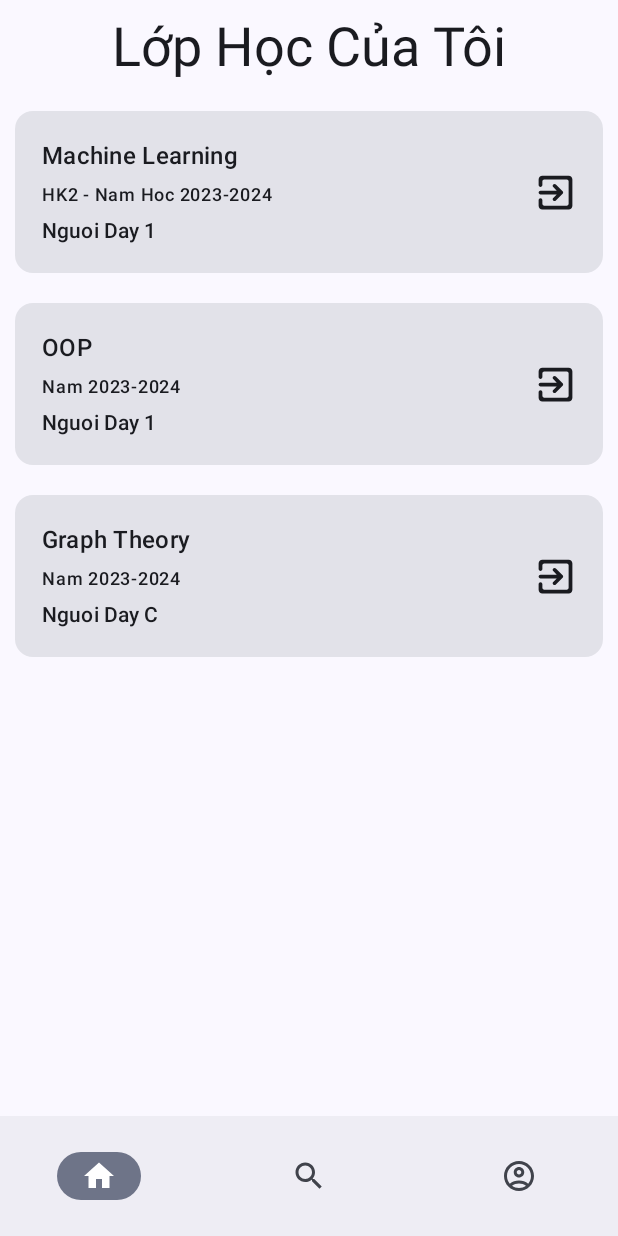
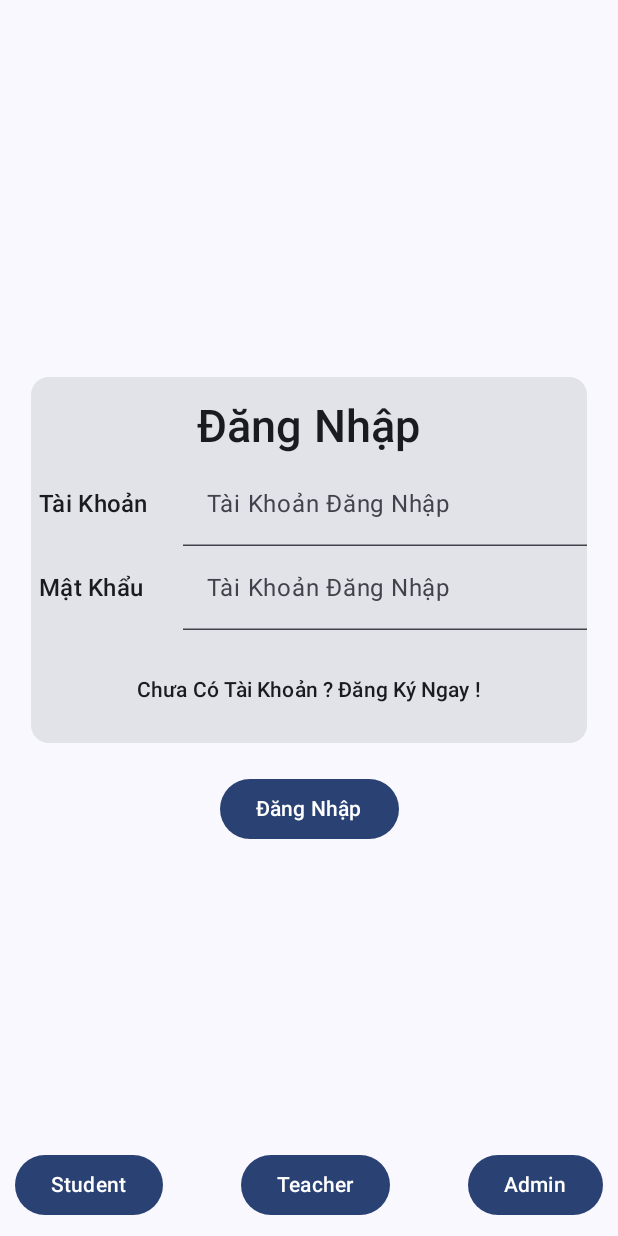
Before and after one commit to anhtan2223/FishLearning---Mobile-App, an Android app built with Jetpack Compose: the screen it shows after launch (MainActivity), on a phone screen of 412 x 824 dp. Run offline under Robolectric (Android 15) with nearby library versions, the phone set to English and light mode, and no system bars.

Commit message:
Fix FontSize and improve alitle UX

```diff
--- a/Fish/app/src/main/java/com/example/fish/MainActivity.kt
+++ b/Fish/app/src/main/java/com/example/fish/MainActivity.kt
@@ -1,13 +1,40 @@
 package com.example.fish
 
 import android.os.Bundle
+import android.widget.Space
 import androidx.activity.ComponentActivity
 import androidx.activity.compose.setContent
+import androidx.compose.foundation.clickable
+import androidx.compose.foundation.layout.Arrangement
+import androidx.compose.foundation.layout.Column
+import androidx.compose.foundation.layout.Row
+import androidx.compose.foundation.layout.Spacer
 import androidx.compose.foundation.layout.fillMaxSize
+import androidx.compose.foundation.layout.fillMaxWidth
+import androidx.compose.foundation.layout.padding
+import androidx.compose.material3.Card
 import androidx.compose.material3.MaterialTheme
 import androidx.compose.material3.Surface
+import androidx.compose.material3.Text
+import androidx.compose.runtime.Composable
+import androidx.compose.ui.Alignment
 import androidx.compose.ui.Modifier
+import androidx.compose.ui.autofill.AutofillType
+import androidx.compose.ui.text.input.VisualTransformation
+import androidx.compose.ui.unit.dp
+import androidx.compose.ui.unit.sp
+import androidx.navigation.NavController
+import androidx.navigation.NavHostController
+import androidx.navigation.compose.NavHost
+import androidx.navigation.compose.composable
+import androidx.navigation.compose.rememberNavController
+import com.example.fish.Admin.AdminView
+import com.example.fish.Model.goTo
+import com.example.fish.Student.ButtonNav
+import com.example.fish.Student.OneLineChange
 import com.example.fish.Student.StudentView
+import com.example.fish.Teacher.TeacherView
+import com.example.fish.ui.theme.DisplayUI
 import com.example.fish.ui.theme.FishTheme
 
 class MainActivity : ComponentActivity() {
@@ -20,15 +47,119 @@ class MainActivity : ComponentActivity() {
                     modifier = Modifier.fillMaxSize(),
                     color = MaterialTheme.colorScheme.background
                 ) {
-                    StudentView()
+                    val nav:NavHostController = rememberNavController()
+                    NavHost(
+                        navController = nav,
+                        startDestination = "Login")
+                    {
+                        composable("Student")
+                        { StudentView(navFather = nav) }
+                        composable("Teacher")
+                        { TeacherView() }
+                        composable("Admin")
+                        { AdminView() }
+                        composable("Login")
+                        { LoginView(nav) }
+                        composable("SignIn")
+                        { SignInView(nav) }
+                    }
                 }
             }
         }
     }
 }
 
-
-
+@Composable
+fun LoginView(nav:NavController)
+{
+    Column(
+        verticalArrangement = Arrangement.Center ,
+        horizontalAlignment =  Alignment.CenterHorizontally
+    ) {
+        Card(
+            modifier = Modifier
+                .fillMaxWidth(0.9f)
+        ) {
+            Spacer(modifier = Modifier.padding(top=15.dp))
+            Text(
+                text = "Đăng Nhập" ,
+                style = MaterialTheme.typography.titleSmall ,
+                fontSize = 30.sp,
+                modifier = Modifier.align(Alignment.CenterHorizontally)
+            )
+            Spacer(modifier = Modifier.padding(bottom = 5.dp ))
+            OneLineChange(title = "Tài Khoản", content = "Tài Khoản Đăng Nhập", readOnly = false )
+            OneLineChange(title = "Mật Khẩu", content = "Tài Khoản Đăng Nhập", readOnly = false , visual = VisualTransformation.None )
+            Spacer(modifier = Modifier.padding(top = 30.dp))
+            Text(
+                text = "Chưa Có Tài Khoản ? Đăng Ký Ngay !" ,
+                style = MaterialTheme.typography.labelLarge ,
+                modifier = Modifier
+                    .align(Alignment.CenterHorizontally)
+                    .clickable { nav.navigate("SignIn") }
+            )
+            Spacer(modifier = Modifier.padding(bottom = 25.dp))
+        }
+        Row(
+            verticalAlignment = Alignment.CenterVertically ,
+            horizontalArrangement = Arrangement.SpaceAround ,
+            modifier =  Modifier.padding(top = 10.dp)
+        ) {
+            ButtonNav(onClick = { /*TODO*/ }, content = "Đăng Nhập")
+        }
+    }
+    Row(
+        verticalAlignment = Alignment.Bottom ,
+        horizontalArrangement = Arrangement.SpaceBetween
+    ) {
+        ButtonNav(onClick = { nav.navigate("Student") }, content = "Student")
+        ButtonNav(onClick = { nav.navigate("Teacher") }, content = "Teacher")
+        ButtonNav(onClick = { nav.navigate("Admin") }, content = "Admin")
+    }
+}
+@Composable
+fun SignInView(nav:NavController)
+{
+    Column(
+        verticalArrangement = Arrangement.Center ,
+        horizontalAlignment =  Alignment.CenterHorizontally
+    ) {
+        Card(
+            modifier = Modifier
+                .fillMaxWidth(0.95f)
+        ) {
+            Spacer(modifier = Modifier.padding(top = 25.dp))
+            Text(
+                text = "Đăng Ký" ,
+                style = MaterialTheme.typography.titleSmall ,
+                fontSize = 30.sp,
+                modifier = Modifier.align(Alignment.CenterHorizontally)
+            )
+            Spacer(modifier = Modifier.padding(bottom = 5.dp))
+            OneLineChange(title = "Tài Khoản", content = "Tài Khoản Đăng Nhập", readOnly = false )
+            OneLineChange(title = "Mật Khẩu", content = "Mật Khẩu Đăng Nhập", readOnly = false  )
+            OneLineChange(title = "Nhập Lại Mật Khẩu", content = "Xác nhận Mật Khẩu", readOnly = false  )
+            OneLineChange(title = "Họ Và Tên", content = "Tên của Bạn", readOnly = false  )
+            OneLineChange(title = "Email", content = "Email Đăng Ký", readOnly = false  )
+            Spacer(modifier = Modifier.padding(top = 20.dp))
+            Text(
+                text = "Đã Có Tài Khoản ? Đăng Nhập Ngay !" ,
+                style = MaterialTheme.typography.labelLarge ,
+                modifier = Modifier
+                    .align(Alignment.CenterHorizontally)
+                    .clickable { nav.navigate("Login") }
+            )
+            Spacer(modifier = Modifier.padding(bottom = 20.dp))
+        }
+        Row(
+            verticalAlignment = Alignment.CenterVertically ,
+            horizontalArrangement = Arrangement.SpaceAround ,
+            modifier = Modifier.padding(top = 10.dp)
+        ) {
+            ButtonNav(onClick = { /*TODO*/ }, content = "Đăng Ký")
+        }
+    }
+}
 //@Preview(showBackground = true)
 //@Composable
 //fun GreetingPreview() {
--- a/Fish/app/src/main/java/com/example/fish/Student/Account.Main.kt
+++ b/Fish/app/src/main/java/com/example/fish/Student/Account.Main.kt
@@ -22,7 +22,7 @@ import com.example.fish.Model.User
 import com.example.fish.ui.theme.DisplayUI
 
 @Composable
-fun AccountScreen(modifier: Modifier = Modifier, nav : NavController , view : DisplayUI)
+fun AccountScreen(modifier: Modifier = Modifier, nav : NavController , view : DisplayUI , navFather : NavController)
 {
     Back(nav = nav, view = view)
     Column(
@@ -37,7 +37,7 @@ fun AccountScreen(modifier: Modifier = Modifier, nav : NavController , view : Di
             nav.navigate("UpdateInfo") ; view.changePage("UpdateInfo") }, content = "Cập Nhật Thông Tin" , color = MaterialTheme.colorScheme.secondary , modifier = Modifier.fillMaxWidth())
         ButtonNav(onClick = {
             nav.navigate("ChangePass") ; view.changePage("ChangePass")}, content = "Đổi Mật Khẩu" , color = MaterialTheme.colorScheme.onSurface , modifier = Modifier.fillMaxWidth())
-        ButtonNav(onClick = { /*TODO*/ }, content = "Đăng Xuất" , color = MaterialTheme.colorScheme.onError , modifier = Modifier.fillMaxWidth())
+        ButtonNav(onClick = { navFather.navigate(("LogIn")) }, content = "Đăng Xuất" , color = MaterialTheme.colorScheme.onError , modifier = Modifier.fillMaxWidth())
     }
 }
 @Composable
--- a/Fish/app/src/main/java/com/example/fish/Student/Account.Update.kt
+++ b/Fish/app/src/main/java/com/example/fish/Student/Account.Update.kt
@@ -21,6 +21,7 @@ import androidx.compose.runtime.setValue
 import androidx.compose.ui.Alignment
 import androidx.compose.ui.Modifier
 import androidx.compose.ui.graphics.Color
+import androidx.compose.ui.text.input.VisualTransformation
 import androidx.compose.ui.unit.dp
 import androidx.navigation.NavController
 import com.example.fish.Model.Back
@@ -42,7 +43,7 @@ fun CardInfoChange(modifier: Modifier = Modifier, info: User)
     }
 }
 @Composable
-fun OneLineChange(title:String , content:String , readOnly:Boolean)
+fun OneLineChange(title:String , content:String , readOnly:Boolean , onChange:() -> Unit = {} , visual:VisualTransformation = VisualTransformation.None)
 {
     Row(
         modifier = Modifier.fillMaxWidth() ,
@@ -56,7 +57,13 @@ fun OneLineChange(title:String , content:String , readOnly:Boolean)
         var value by remember {
             mutableStateOf("")
         }
-        TextField(value = value, placeholder = { Text(content) } , readOnly = readOnly , onValueChange = { value = it } , modifier = Modifier.weight(8f) , singleLine = true)
+        TextField(
+            value = value,
+            placeholder = { Text(content) } ,
+            readOnly = readOnly ,
+            visualTransformation = visual,
+            onValueChange = { value = it ; onChange() } ,
+            modifier = Modifier.weight(8f) , singleLine = true)
     }
 }
 @Composable
@@ -77,7 +84,7 @@ fun UpdateInfo(nav: NavController ,  view : DisplayUI)
     }
 }
 @Composable
-fun ButtonNav(onClick:()->Unit, content:String, color: Color, modifier: Modifier = Modifier)
+fun ButtonNav(onClick:()->Unit, content:String, color: Color = Color.Transparent, modifier: Modifier = Modifier)
 {
     Button(
         onClick = onClick ,
```
Also changed, not shown: Fish/app/src/main/java/com/example/fish/Admin/Main.kt (added, +10 -0 lines), Fish/app/src/main/java/com/example/fish/Student/Class.Main.kt (+7 -1 lines), Fish/app/src/main/java/com/example/fish/Student/Main.kt (+17 -5 lines), Fish/app/src/main/java/com/example/fish/Teacher/Main.kt (added, +10 -0 lines).
